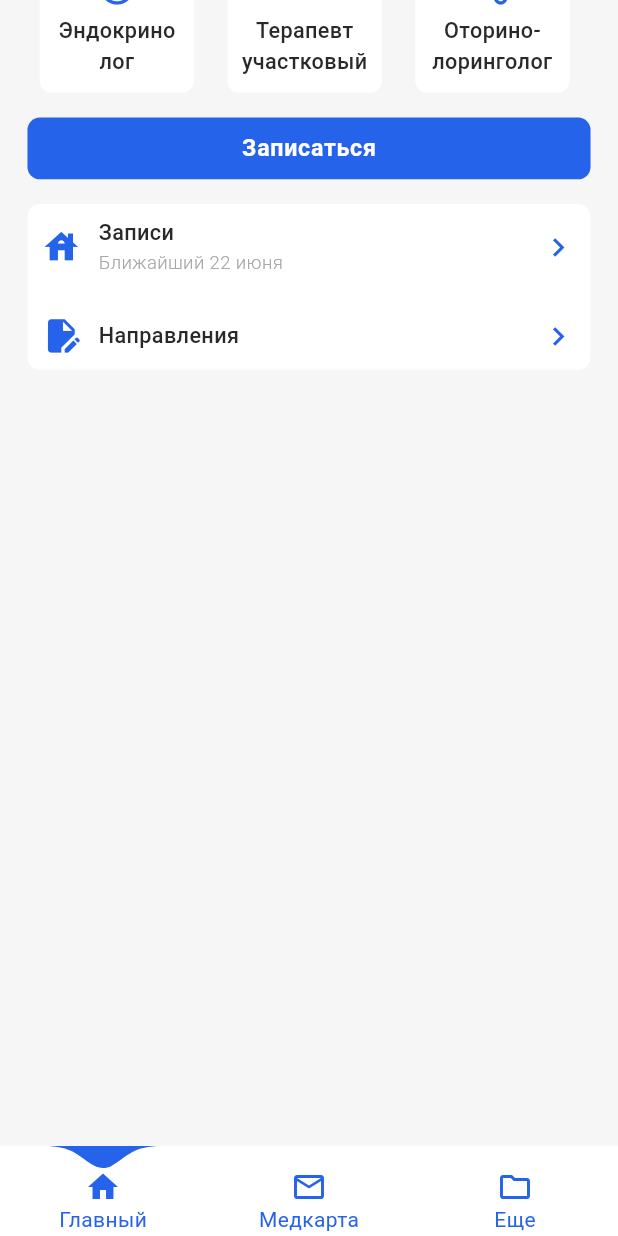
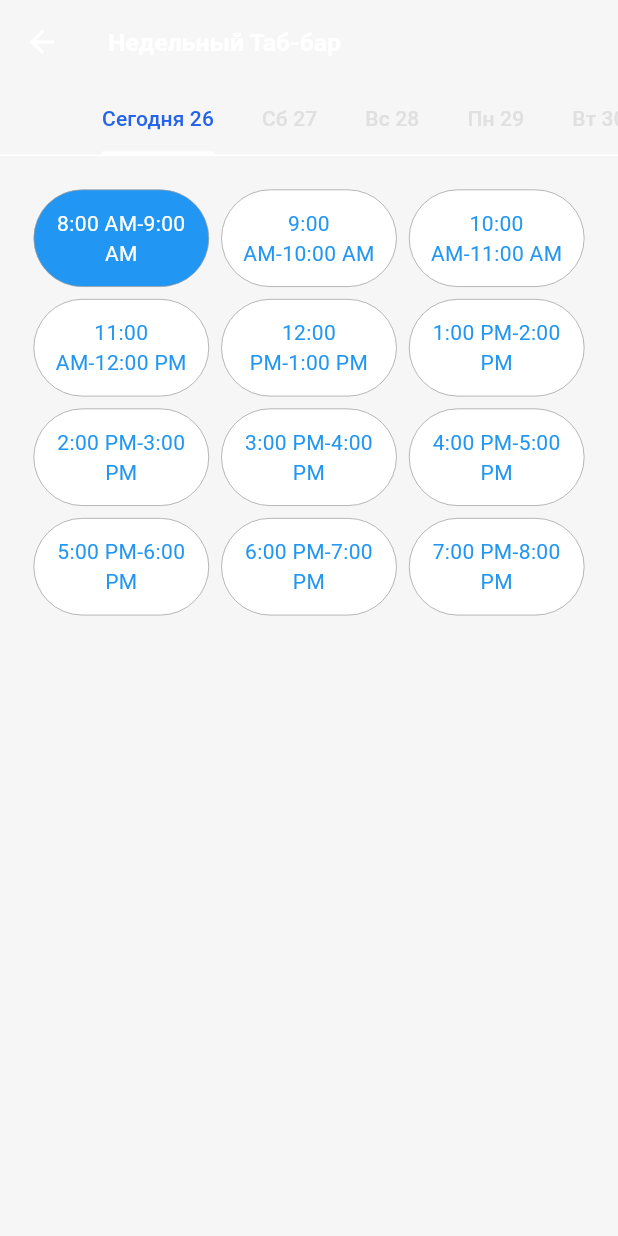
Before and after one commit to TheAbror/med_card, a Flutter app: the screen it shows after launch, scrolled down 275 dp, after a tap on "Записаться", on a phone screen of 412 x 824 dp. Run offline on Flutter 3.47's test engine with Material 3 defaults, Android fonts, the phone set to English and light mode, and no system bars; our stand-ins replace chopper, equatable, flutter_bloc, flutter_screenutil, flutter_svg, go_router and 2 more; accounts and stored records are empty; generated files the repository leaves out were written again.

Commit message:
added appointment page

```diff
--- a/lib/core/router/app_routes.dart
+++ b/lib/core/router/app_routes.dart
@@ -3,5 +3,5 @@ abstract class AppRoutes {
   static const rootPage = 'rootPage';
   static const profileTab = 'profile';
   static const homeTab = 'home';
-  static const coursesPage = 'coursesPage';
+  static const appointmentPage = 'appointmentPage';
 }
--- a/lib/core/router/main_route_generator.dart
+++ b/lib/core/router/main_route_generator.dart
@@ -1,6 +1,7 @@
 import 'package:flutter/material.dart';
 import 'package:med_card/core/router/app_routes.dart';
 import 'package:med_card/core/router/cupertino_style_navigation_route.dart';
+import 'package:med_card/lib/root_page/pages/appointment_page/appointment_page.dart';
 import 'package:med_card/lib/root_page/root_page.dart';
 import 'package:med_card/lib/root_page/tabs/home_tab/home_tab.dart';
 import 'package:med_card/lib/splash_page/splash_page.dart';
@@ -20,6 +21,10 @@ class MainRouteGenerator {
         return CustomCupertinoStyleNavigationRoute(
           builder: (_) => const HomeTab(),
         );
+      case AppRoutes.appointmentPage:
+        return CustomCupertinoStyleNavigationRoute(
+          builder: (_) => AppointmentPage(),
+        );
 
       default:
         return CustomCupertinoStyleNavigationRoute(
--- /dev/null
+++ b/lib/lib/root_page/pages/appointment_page/appointment_page.dart
@@ -0,0 +1,125 @@
+import 'package:flutter/material.dart';
+import 'package:flutter_bloc/flutter_bloc.dart';
+import 'package:flutter_screenutil/flutter_screenutil.dart';
+import 'package:med_card/core/colors/app_colors.dart';
+
+import 'bloc/appointment_bloc.dart';
+
+class AppointmentPage extends StatelessWidget {
+  AppointmentPage({super.key});
+
+  final List<DateTime> days = List.generate(
+    7,
+    (index) => DateTime.now().add(Duration(days: index)),
+  );
+
+  @override
+  Widget build(BuildContext context) {
+    return BlocProvider(
+      create: (context) => AppointmentBloc(),
+      child: BlocBuilder<AppointmentBloc, AppointmentState>(
+        builder: (context, state) {
+          return DefaultTabController(
+            length: 7,
+            child: Scaffold(
+              appBar: AppBar(
+                elevation: 0.1,
+                title: Text('Недельный Таб-бар'),
+                bottom: TabBar(
+                  isScrollable: true,
+                  indicator: BoxDecoration(
+                    border: Border(
+                      bottom: BorderSide(color: AppColors.float, width: 3.0),
+                    ),
+                  ),
+                  tabs: days.map((day) {
+                    String dayLabel = '';
+                    if (day.day == DateTime.now().day) {
+                      dayLabel = 'Сегодня';
+                    } else {
+                      dayLabel = day.weekday == 1
+                          ? 'Пн'
+                          : day.weekday == 2
+                              ? 'Вт'
+                              : day.weekday == 3
+                                  ? 'Ср'
+                                  : day.weekday == 4
+                                      ? 'Чт'
+                                      : day.weekday == 5
+                                          ? 'Пт'
+                                          : day.weekday == 6
+                                              ? 'Сб'
+                                              : 'Вс';
+                    }
+                    return Tab(
+                      text: '$dayLabel ${day.day}',
+                    );
+                  }).toList(),
+                ),
+              ),
+              body: TabBarView(
+                children: days.map((day) {
+                  return Container(
+                    padding: EdgeInsets.all(16.w),
+                    child: ListView.builder(
+                      itemCount: 4, // Number of rows
+                      itemBuilder: (context, rowIndex) {
+                        final startHour = 8 + (rowIndex * 3);
+                        final endHour = startHour + 1;
+                        return Row(
+                          children: List.generate(
+                            3,
+                            (colIndex) {
+                              final startTime = TimeOfDay(hour: startHour + colIndex, minute: 0);
+                              final endTime = TimeOfDay(hour: endHour + colIndex, minute: 0);
+                              return Expanded(
+                                child: GestureDetector(
+                                  onTap: () {
+                                    // Update selected indices for the tapped item
+                                    context
+                                        .read<AppointmentBloc>()
+                                        .selectedIndex(rowIndex, colIndex);
+                                  },
+                                  child: Container(
+                                    padding: EdgeInsets.all(12),
+                                    margin: EdgeInsets.all(4),
+                                    decoration: BoxDecoration(
+                                      color: state.rowIndex == rowIndex &&
+                                              state.colIndex == colIndex
+                                          ? Colors.blue
+                                          : Colors.white, // Change color based on selected indices
+                                      borderRadius: BorderRadius.circular(40),
+                                      border: Border.all(
+                                        color: Colors.grey,
+                                        width: 0.5,
+                                      ),
+                                    ),
+                                    child: Text(
+                                      '${startTime.format(context)}-${endTime.format(context)}',
+                                      textAlign: TextAlign.center,
+                                      style: TextStyle(
+                                        color: state.rowIndex == rowIndex &&
+                                                state.colIndex == colIndex
+                                            ? Colors.white
+                                            : Colors
+                                                .blue, // Change text color based on selected indices
+                                      ),
+                                    ),
+                                  ),
+                                ),
+                              );
+                            },
+                          ),
+                        );
+                      },
+                    ),
+                  );
+                }).toList(),
+              ),
+            ),
+          );
+        },
+      ),
+    );
+  }
+}
--- /dev/null
+++ b/lib/lib/root_page/pages/appointment_page/bloc/appointment_bloc.dart
@@ -0,0 +1,17 @@
+import 'package:equatable/equatable.dart';
+import 'package:flutter_bloc/flutter_bloc.dart';
+import 'package:med_card/core/bloc_progress/bloc_progress.dart';
+
+part 'appointment_state.dart';
+
+class AppointmentBloc extends Cubit<AppointmentState> {
+  AppointmentBloc() : super(AppointmentState.initial());
+
+  void selectedIndex(int rowIndex, int colIndex) {
+    emit(state.copyWith(rowIndex: rowIndex, colIndex: colIndex)); // Update selected indices
+  }
+
+  void clearAll() {
+    emit(AppointmentState.initial());
+  }
+}
--- /dev/null
+++ b/lib/lib/root_page/pages/appointment_page/bloc/appointment_state.dart
@@ -0,0 +1,46 @@
+part of 'appointment_bloc.dart';
+
+class AppointmentState extends Equatable {
+  final int rowIndex;
+  final int colIndex;
+  final BlocProgress blocProgress;
+  final String failureMessage;
+
+  const AppointmentState({
+    required this.rowIndex,
+    required this.colIndex,
+    required this.blocProgress,
+    required this.failureMessage,
+  });
+
+  factory AppointmentState.initial() {
+    return AppointmentState(
+      rowIndex: 0,
+      colIndex: 0,
+      blocProgress: BlocProgress.IS_LOADING,
+      failureMessage: '',
+    );
+  }
+
+  AppointmentState copyWith({
+    int? rowIndex,
+    int? colIndex,
+    BlocProgress? blocProgress,
+    String? failureMessage,
+  }) {
+    return AppointmentState(
+      rowIndex: rowIndex ?? this.rowIndex,
+      colIndex: colIndex ?? this.colIndex,
+      blocProgress: blocProgress ?? this.blocProgress,
+      failureMessage: failureMessage ?? this.failureMessage,
+    );
+  }
+
+  @override
+  List<Object?> get props => [
+        rowIndex,
+        colIndex,
+        blocProgress,
+        failureMessage,
+      ];
+}
--- a/lib/lib/root_page/tabs/home_tab/home_tab.dart
+++ b/lib/lib/root_page/tabs/home_tab/home_tab.dart
@@ -2,6 +2,7 @@ import 'package:flutter_screenutil/flutter_screenutil.dart';
 import 'package:med_card/core/buttons/action_button.dart';
 import 'package:med_card/core/colors/app_colors.dart';
 import 'package:flutter/material.dart';
+import 'package:med_card/core/router/app_routes.dart';
 
 class HomeTab extends StatelessWidget {
   const HomeTab({super.key});
@@ -26,7 +27,7 @@ class HomeTab extends StatelessWidget {
                 Text(
                   'Мой полис',
                   style: TextStyle(
-                    fontWeight: FontWeight.bold,
+                    fontWeight: FontWeight.w600,
                     fontSize: 14.sp,
                     color: AppColors.float,
                   ),
@@ -119,7 +120,14 @@ class HomeTab extends StatelessWidget {
                     ],
                   ),
                   SizedBox(height: 16.h),
-                  ActionButton(text: 'Записаться', onPressed: () {}),
+                  ActionButton(
+                      text: 'Записаться',
+                      onPressed: () {
+                        Navigator.pushNamed(
+                          context,
+                          AppRoutes.appointmentPage,
+                        );
+                      }),
                   SizedBox(height: 16.h),
                   Container(
                     padding: EdgeInsets.all(8.w),
--- a/lib/lib/root_page/tabs/profile_tab/profile_tab.dart
+++ b/lib/lib/root_page/tabs/profile_tab/profile_tab.dart
@@ -10,11 +10,11 @@ class ProfileTab extends StatelessWidget {
     return SafeArea(
       child: Column(
         mainAxisAlignment: MainAxisAlignment.center,
-        children: [
-          ElevatedButton(
-            onPressed: () => context.go('/${AppRoutes.coursesPage}'),
-            child: const Text('Open courses page'),
-          ),
+        children: const [
+          // ElevatedButton(
+          //   onPressed: () => context.go('/${AppRoutes.coursesPage}'),
+          //   child: const Text('Open courses page'),
+          // ),
         ],
       ),
     );
```
